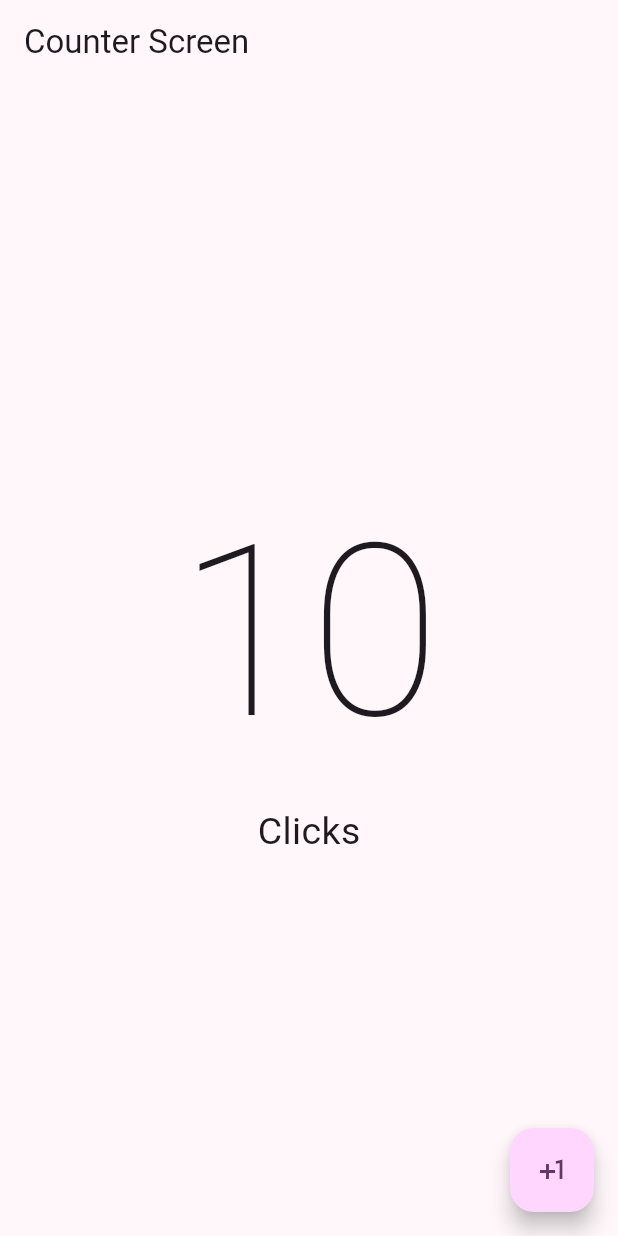
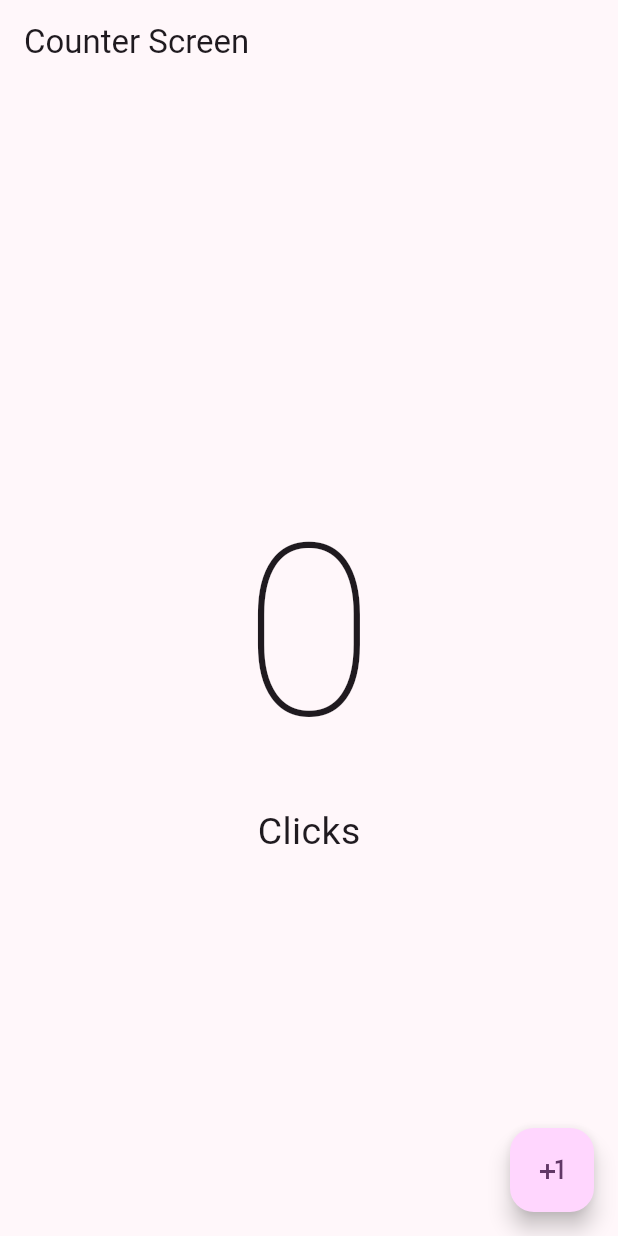
Before and after one commit to AlexhHr23/hello_world_app, a Flutter app: the screen it shows after launch, on a phone screen of 412 x 824 dp. Run offline on Flutter 3.47's test engine with Material 3 defaults, Android fonts, the phone set to English and light mode, and no system bars.

Commit message:
Cambiar el estado de la aplicación

```diff
--- a/lib/main.dart
+++ b/lib/main.dart
@@ -16,6 +16,5 @@ class MyApp extends StatelessWidget {
         colorSchemeSeed: Colors.purple
       ),
       home: const CounterScreen()
-    );
-  }
+    );  }
 }
--- a/lib/presentation/screens/counter/counter_screen.dart
+++ b/lib/presentation/screens/counter/counter_screen.dart
@@ -1,7 +1,14 @@
 import 'package:flutter/material.dart';
 
-class CounterScreen extends StatelessWidget {
+class CounterScreen extends StatefulWidget {
   const CounterScreen({super.key});
+
+  @override
+  State<CounterScreen> createState() => _CounterScreenState();
+}
+
+class _CounterScreenState extends State<CounterScreen> {
+  int clickCounter = 0;
 
   @override
   Widget build(BuildContext context) {
@@ -9,20 +16,24 @@ class CounterScreen extends StatelessWidget {
       appBar: AppBar(
         title: const Text('Counter Screen'),
       ),
-        body: const Center(
+      body: Center(
         child: Column(
           mainAxisAlignment: MainAxisAlignment.center,
           children: [
-              Text('10', style: TextStyle(fontSize: 160, fontWeight: FontWeight.w100)),
-              Text('Clicks', style: TextStyle(fontSize: 25))
+            Text('$clickCounter',
+                style: const TextStyle(
+                    fontSize: 160, fontWeight: FontWeight.w100)),
+            const Text('Clicks', style: TextStyle(fontSize: 25))
           ],
         ),
       ),
       floatingActionButton: FloatingActionButton(
-          onPressed:() {
-
+        onPressed: () {
+          setState(() {
+            clickCounter++;
+          });
         },
-          child: Icon(Icons.plus_one),
+        child: const Icon(Icons.plus_one),
       ),
     );
   }
```
Lines whose indentation alone changed are shown as unchanged.
